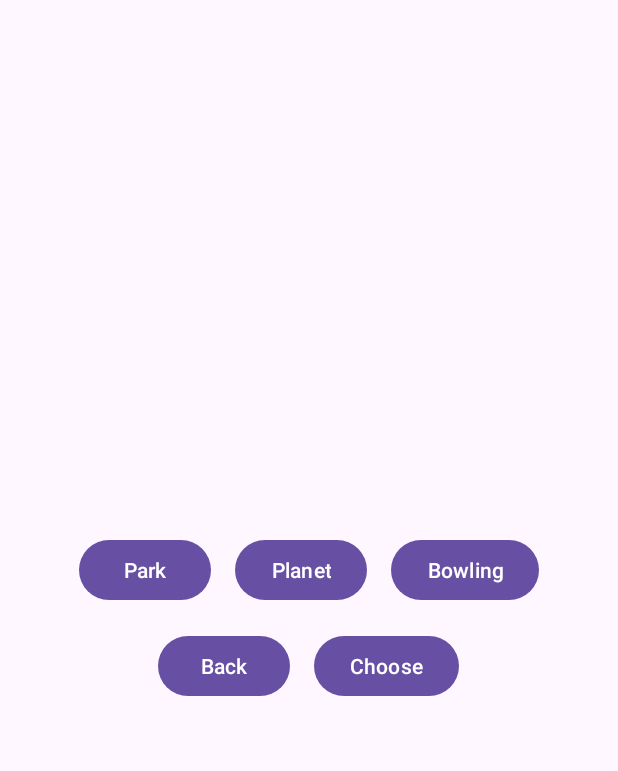
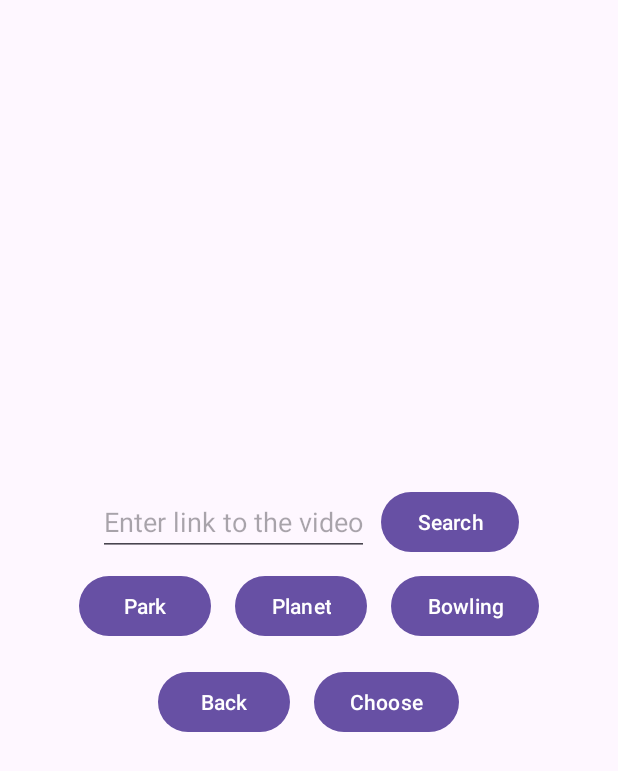
Before and after one commit to vladyslavtarasov/Player, an Android app: the VideoPlayerActivity screen opened directly, with no data from a screen before it, on a phone screen of 412 x 824 dp. Shown: the top 771 px of the screen. Run offline under Robolectric (Android 15) with nearby library versions, the phone set to English and light mode, and no system bars.

Commit message:
Add search field to open video from the internet

```diff
--- a/app/src/main/java/com/example/player/VideoPlayerActivity.java
+++ b/app/src/main/java/com/example/player/VideoPlayerActivity.java
@@ -13,6 +13,7 @@ import android.os.Bundle;
 import android.os.PersistableBundle;
 import android.view.View;
 import android.widget.Button;
+import android.widget.EditText;
 import android.widget.FrameLayout;
 import android.widget.MediaController;
 import android.widget.Toast;
@@ -22,7 +23,9 @@ public class VideoPlayerActivity extends AppCompatActivity {
 
     VideoView videoView;
     Button chooseButton;
-    String videoUrl = "https://media.geeksforgeeks.org/wp-content/uploads/20201217192146/Screenrecorder-2020-12-17-19-17-36-828.mp4?_=1";
+    EditText videoLink;
+    FrameLayout frameLayout;
+    String internetVideoUrl = "https://test-videos.co.uk/vids/bigbuckbunny/mp4/h264/1080/Big_Buck_Bunny_1080_10s_5MB.mp4";
 
     @Override
     protected void onCreate(Bundle savedInstanceState) {
@@ -43,6 +46,9 @@ public class VideoPlayerActivity extends AppCompatActivity {
             intent.setType("video/*");
             videoActivityResultLauncher.launch(Intent.createChooser(intent, "Select Video"));
         });
+
+        videoLink = findViewById(R.id.video_link);
+        frameLayout = findViewById(R.id.frame_layout);
     }
 
     public void back(View view) {
@@ -62,10 +68,8 @@ public class VideoPlayerActivity extends AppCompatActivity {
     }
 
     public void showVideo(View view, int RVideo) {
-        FrameLayout frameLayout = findViewById(R.id.frame_layout);
         frameLayout.setVisibility(View.VISIBLE);
         Uri uri = Uri.parse( "android.resource://" + getPackageName() + "/" + RVideo);
-        //Uri uri = Uri.parse(videoUrl);
         videoView.setVideoURI(uri);
 
         videoView.start();
@@ -95,4 +99,24 @@ public class VideoPlayerActivity extends AppCompatActivity {
     protected void onRestoreInstanceState(@NonNull Bundle savedInstanceState) {
         super.onRestoreInstanceState(savedInstanceState);
     }
+
+    public void showLinkVideo(View view) {
+        String videoUrl = videoLink.getText().toString();
+
+        if (videoUrl.equals("")) {
+            videoUrl = internetVideoUrl;
+        }
+
+        if (!videoUrl.endsWith(".mp4")) {
+            Toast.makeText(VideoPlayerActivity.this,
+                    "Not a video!", Toast.LENGTH_SHORT).show();
+            return;
+        }
+
+        frameLayout.setVisibility(View.VISIBLE);
+        Uri uri = Uri.parse(videoUrl);
+        videoView.setVideoURI(uri);
+
+        videoView.start();
+    }
 }
--- a/app/src/main/res/layout/activity_video_player.xml
+++ b/app/src/main/res/layout/activity_video_player.xml
@@ -6,6 +6,28 @@
     android:layout_height="match_parent"
     android:orientation="vertical"
     android:gravity="center">
+
+    <LinearLayout
+        android:layout_width="match_parent"
+        android:layout_height="wrap_content"
+        android:orientation="horizontal"
+        android:gravity="center">
+
+    <EditText
+        android:id="@+id/video_link"
+        android:layout_width="wrap_content"
+        android:maxWidth="250dp"
+        android:layout_height="wrap_content"
+        android:hint="@string/enter_link" />
+
+    <Button
+        android:text="@string/search"
+        android:layout_width="wrap_content"
+        android:layout_height="wrap_content"
+        android:layout_marginStart="8dp"
+        android:onClick="showLinkVideo" />
+
+    </LinearLayout>
 
     <FrameLayout
         android:id="@+id/frame_layout"
--- a/app/src/main/res/values/strings.xml
+++ b/app/src/main/res/values/strings.xml
@@ -10,4 +10,6 @@
     <string name="planet">Planet</string>
     <string name="park">Park</string>
     <string name="play">Play</string>
+    <string name="enter_link">Enter link to the video</string>
+    <string name="search">Search</string>
 </resources>
```
